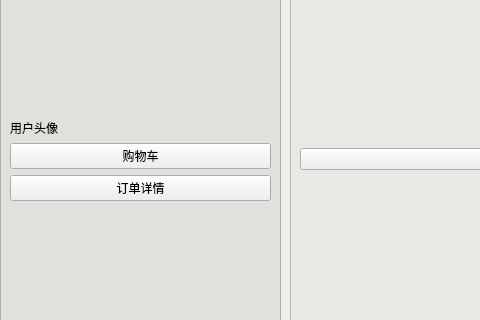
Old version of the form ME/CommunityCanteenSys/Windows/Control_Pager/controlwin.ui in the repository JoyJeeo/-; both pictures show x 0 to 480 and y 166 to 486 of the 1000 by 700 pixel window.
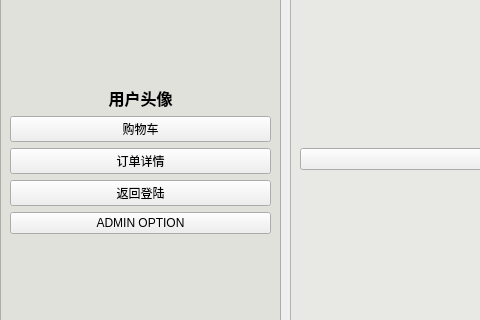
New version of the form.

Diff of the .ui file:
```diff
--- a/ME/CommunityCanteenSys/Windows/Control_Pager/controlwin.ui
+++ b/ME/CommunityCanteenSys/Windows/Control_Pager/controlwin.ui
@@ -57,10 +57,23 @@
         </spacer>
        </item>
        <item>
-        <widget class="QLabel" name="label">
+        <widget class="QLabel" name="username_label">
+         <property name="font">
+          <font>
+           <family>Consolas</family>
+           <pointsize>12</pointsize>
+           <weight>75</weight>
+           <bold>true</bold>
+           <underline>false</underline>
+           <strikeout>false</strikeout>
+          </font>
+         </property>
          <property name="text">
           <string>用户头像</string>
          </property>
+         <property name="alignment">
+          <set>Qt::AlignCenter</set>
+         </property>
         </widget>
        </item>
        <item>
@@ -77,6 +90,35 @@
          </property>
         </widget>
        </item>
+       <item>
+        <widget class="QPushButton" name="back_login_btn">
+         <property name="text">
+          <string>返回登陆</string>
+         </property>
+        </widget>
+       </item>
+       <item>
+        <widget class="QPushButton" name="admin_btn">
+         <property name="enabled">
+          <bool>true</bool>
+         </property>
+         <property name="text">
+          <string>ADMIN OPTION</string>
+         </property>
+         <property name="checkable">
+          <bool>false</bool>
+         </property>
+         <property name="autoDefault">
+          <bool>false</bool>
+         </property>
+         <property name="default">
+          <bool>false</bool>
+         </property>
+         <property name="flat">
+          <bool>false</bool>
+         </property>
+        </widget>
+       </item>
        <item>
         <spacer name="verticalSpacer_2">
          <property name="orientation">
```
Left out of the diff: 4 changed lines with no effect on the pictures.
